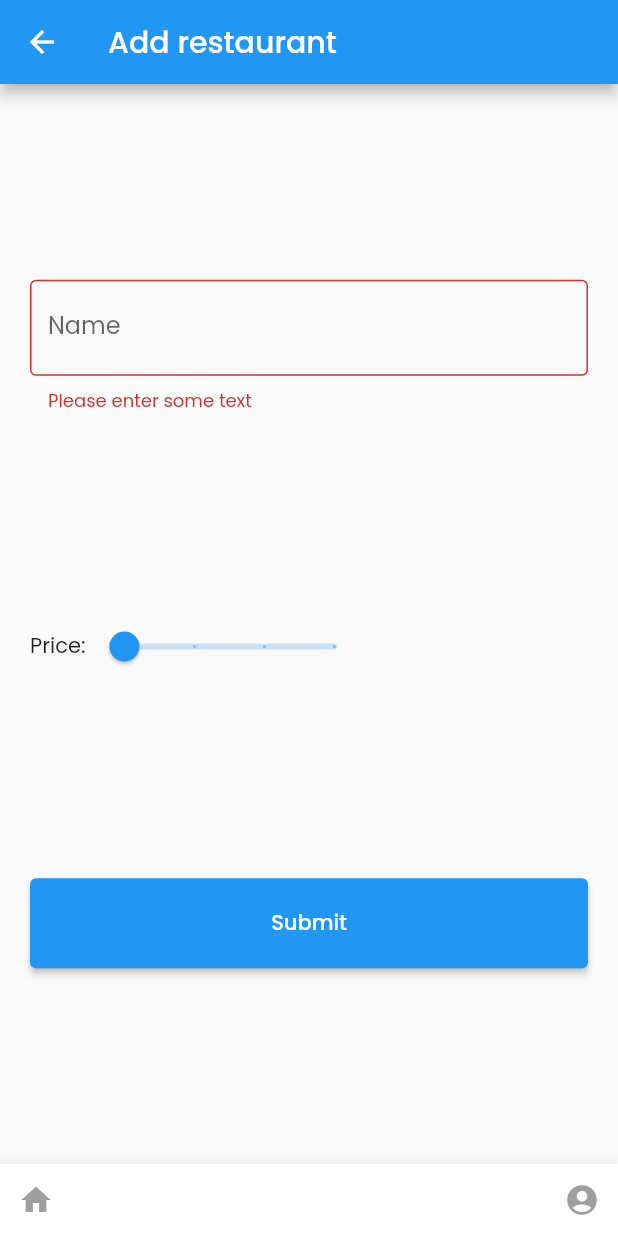
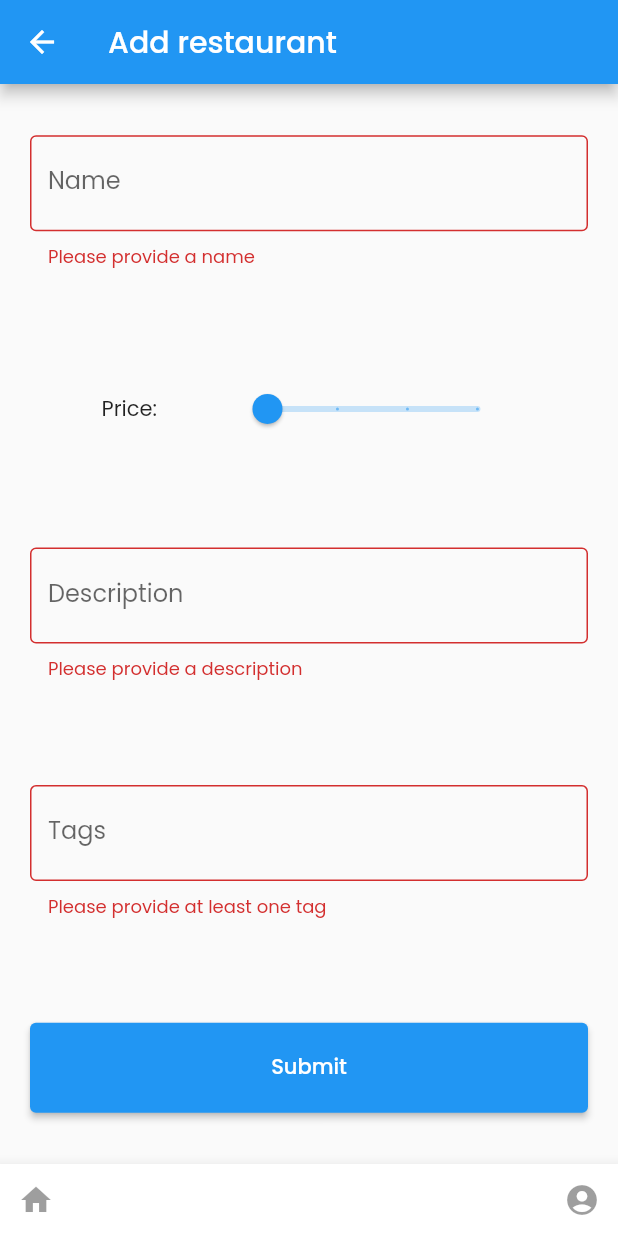
Before and after one commit to DanielKirkwood/you_choose, a Flutter app: the AddRestaurantScreen screen opened by its route, after a tap on "Submit", on a phone screen of 412 x 824 dp. Run offline on Flutter 3.47's test engine with Material 2 defaults, Android fonts, the phone set to English and light mode, and no system bars; our stand-ins replace cloud_firestore, firebase_core; accounts and stored records are empty; generated files the repository leaves out were written again.

Commit message:
[feature, WIP]: user can submit restaurant to firestore
Users can add restaurant to firestore by providing name, price, description and tags.

Created Restaurant class which allows us to create an instance of a restaurant and easily add it to firestore. This will be of more use later when the number of fields in Restaurant class increase.

```diff
--- /dev/null
+++ b/lib/src/models/restaurant.dart
@@ -0,0 +1,32 @@
+import 'package:cloud_firestore/cloud_firestore.dart';
+
+class Restaurant {
+  final String? name;
+  final int? price;
+  final String? description;
+  final List<String>? tags;
+
+  Restaurant({this.name, this.price, this.description, this.tags});
+
+  factory Restaurant.fromFirestore(
+    DocumentSnapshot<Map<String, dynamic>> snapshot,
+    SnapshotOptions? options,
+  ) {
+    final data = snapshot.data();
+    return Restaurant(
+      name: data?['name'],
+      price: data?['price'],
+      description: data?['description'],
+      tags: data?['tags'] is Iterable ? List.from(data?['tags']) : null,
+    );
+  }
+
+  Map<String, dynamic> toFirestore() {
+    return {
+      if (name != null) "name": name,
+      if (price != null) "price": price,
+      if (description != null) "description": description,
+      if (tags != null) "tags": tags,
+    };
+  }
+}
--- a/lib/src/screens/add_restaurant.dart
+++ b/lib/src/screens/add_restaurant.dart
@@ -1,4 +1,6 @@
+import 'package:cloud_firestore/cloud_firestore.dart';
 import 'package:flutter/material.dart';
+import 'package:you_choose/src/models/restaurant.dart';
 import 'package:you_choose/src/widgets/SliderFormField.dart';
 
 class AddRestaurantForm extends StatefulWidget {
@@ -19,6 +21,25 @@ class _AddRestaurantFormState extends State<AddRestaurantForm> {
   void _submit() {
     if (_formKey.currentState!.validate()) {
       _formKey.currentState!.save();
+
+      final restaurant = Restaurant(
+        name: _name,
+        price: _price,
+        description: _description,
+        tags: _tags,
+      );
+      FirebaseFirestore db = FirebaseFirestore.instance;
+      final docRef = db
+          .collection('/restaurants')
+          .withConverter(
+              fromFirestore: Restaurant.fromFirestore,
+              toFirestore: (Restaurant restaurant, options) =>
+                  restaurant.toFirestore())
+          .doc();
+
+      docRef.set(restaurant).then((value) {
+        Navigator.of(context).pop();
+      });
     }
   }
 
@@ -29,9 +50,10 @@ class _AddRestaurantFormState extends State<AddRestaurantForm> {
       child: Form(
         key: _formKey,
         child: Column(
-          mainAxisAlignment: MainAxisAlignment.spaceEvenly,
+          mainAxisAlignment: MainAxisAlignment.spaceAround,
           children: <Widget>[
             TextFormField(
+              keyboardType: TextInputType.name,
               decoration: const InputDecoration(
                   labelText: 'Name',
                   hintText: 'What is the name of the restaurant',
@@ -47,12 +69,13 @@ class _AddRestaurantFormState extends State<AddRestaurantForm> {
               },
               validator: (String? value) {
                 if (value == null || value.isEmpty) {
-                  return 'Please enter some text';
+                  return 'Please provide a name';
                 }
                 return null;
               },
             ),
             Row(
+              mainAxisAlignment: MainAxisAlignment.spaceEvenly,
               children: [
                 const Text('Price:'),
                 SliderFormField(onSaved: (value) {
@@ -64,6 +87,60 @@ class _AddRestaurantFormState extends State<AddRestaurantForm> {
                   return null;
                 }),
               ],
+            ),
+            TextFormField(
+              keyboardType: TextInputType.multiline,
+              maxLines: null,
+              decoration: const InputDecoration(
+                  labelText: 'Description',
+                  hintText: 'How would you describe the restaurant?',
+                  enabledBorder: OutlineInputBorder(
+                      borderRadius: BorderRadius.all(Radius.circular(20.0)),
+                      borderSide: BorderSide(color: Colors.grey, width: 0.0)),
+                  border: OutlineInputBorder()),
+              onFieldSubmitted: (String value) {
+                setState(() => _description = value);
+              },
+              onChanged: (String value) {
+                setState(() => _description = value);
+              },
+              validator: (String? value) {
+                if (value == null || value.isEmpty) {
+                  return 'Please provide a description';
+                }
+                return null;
+              },
+            ),
+            TextFormField(
+              decoration: const InputDecoration(
+                  labelText: 'Tags',
+                  hintText:
+                      'Enter tags as a comma seperated list: fancy, special occasion, steak',
+                  enabledBorder: OutlineInputBorder(
+                      borderRadius: BorderRadius.all(Radius.circular(20.0)),
+                      borderSide: BorderSide(color: Colors.grey, width: 0.0)),
+                  border: OutlineInputBorder()),
+              onFieldSubmitted: (String value) {
+                List<String> parts = value.split(',');
+                for (var element in parts) {
+                  element.trim();
+                }
+                parts.removeWhere((item) => [""].contains(item));
+                setState(() => _tags = parts);
+              },
+              onChanged: (String value) {
+                List<String> parts = value.split(',');
+                for (var element in parts) {
+                  element.trim();
+                }
+                setState(() => _tags = parts);
+              },
+              validator: (String? value) {
+                if (value == null || value.isEmpty) {
+                  return 'Please provide at least one tag';
+                }
+                return null;
+              },
             ),
             ElevatedButton(
               style: ElevatedButton.styleFrom(
```
Also changed, not shown: 3 other files.
